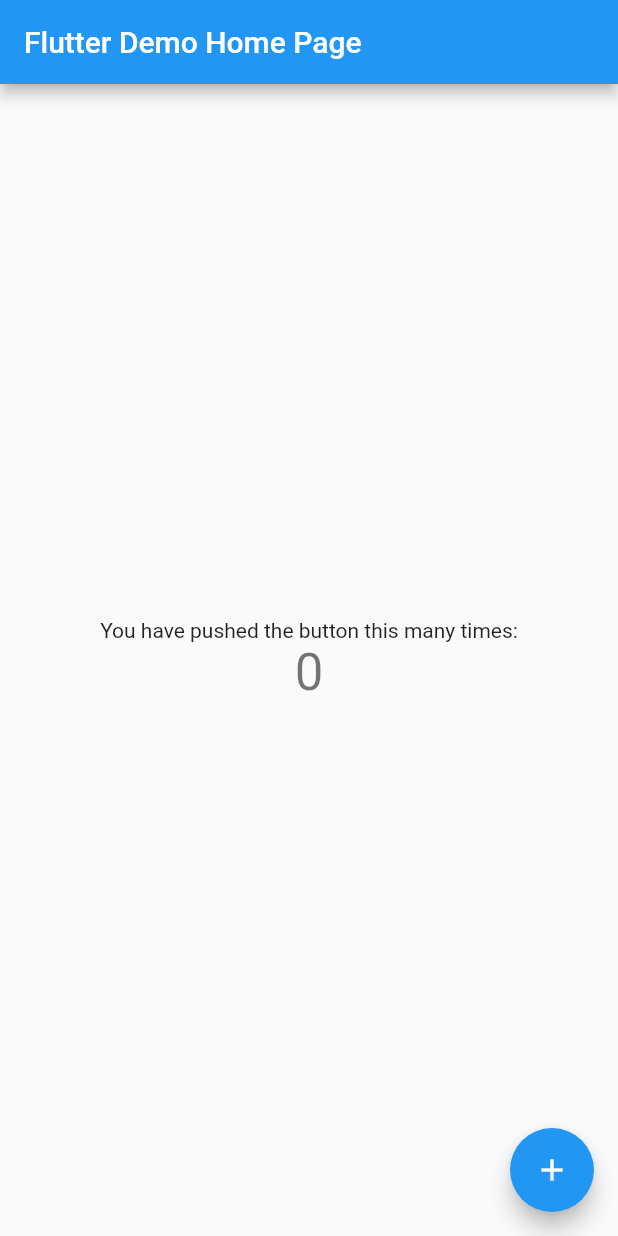
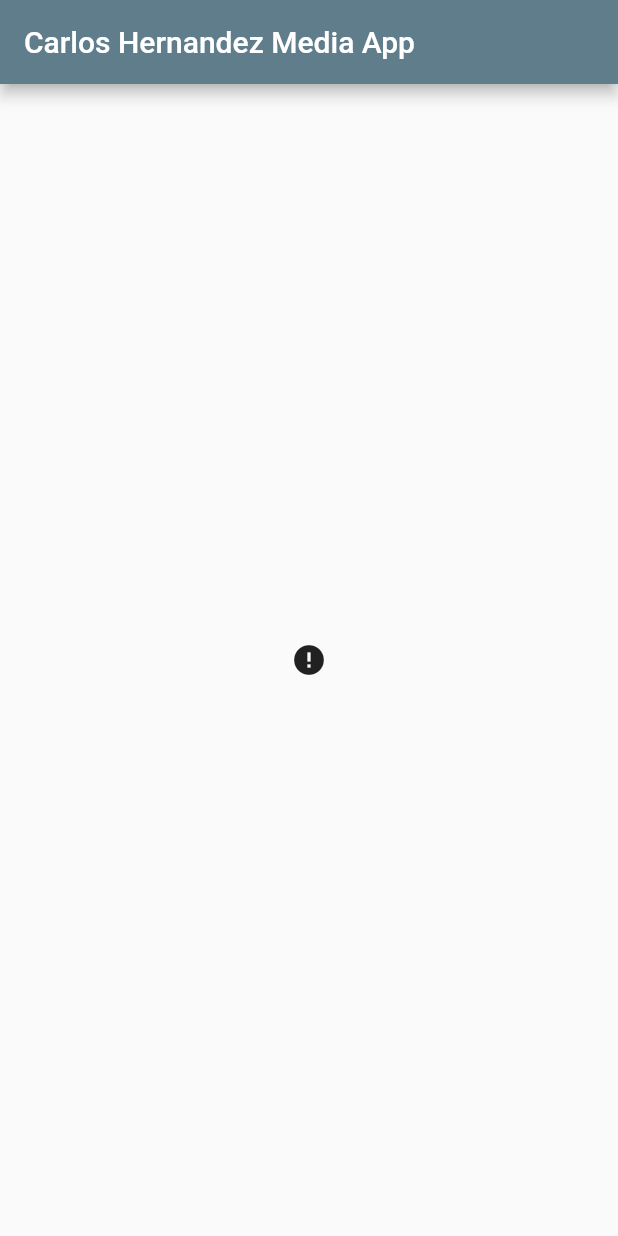
Before and after one commit to RazielHernandez/mapd722_lab07_images, a Flutter app: the screen it shows after launch, on a phone screen of 412 x 824 dp. Run offline on Flutter 3.47's test engine with Material 2 defaults, Android fonts, the phone set to English and light mode, and no system bars; drawn by our look-alikes of cached_network_image; network calls fail.

Commit message:
Load image from URL added

```diff
--- a/lib/main.dart
+++ b/lib/main.dart
@@ -1,115 +1,22 @@
 import 'package:flutter/material.dart';
+import 'package:mapd722_lab07_images/pages/home.dart';
 
 void main() {
-  runApp(const MyApp());
+  runApp(MyApp());
 }
 
 class MyApp extends StatelessWidget {
-  const MyApp({super.key});
 
   // This widget is the root of your application.
   @override
   Widget build(BuildContext context) {
     return MaterialApp(
-      title: 'Flutter Demo',
+      debugShowCheckedModeBanner: false,
+      title: 'Starter Template',
       theme: ThemeData(
-        // This is the theme of your application.
-        //
-        // Try running your application with "flutter run". You'll see the
-        // application has a blue toolbar. Then, without quitting the app, try
-        // changing the primarySwatch below to Colors.green and then invoke
-        // "hot reload" (press "r" in the console where you ran "flutter run",
-        // or simply save your changes to "hot reload" in a Flutter IDE).
-        // Notice that the counter didn't reset back to zero; the application
-        // is not restarted.
-        primarySwatch: Colors.blue,
+        primarySwatch: Colors.blueGrey,
       ),
-      home: const MyHomePage(title: 'Flutter Demo Home Page'),
+      home: Home()
     );
   }
 }
-
-class MyHomePage extends StatefulWidget {
-  const MyHomePage({super.key, required this.title});
-
-  // This widget is the home page of your application. It is stateful, meaning
-  // that it has a State object (defined below) that contains fields that affect
-  // how it looks.
-
-  // This class is the configuration for the state. It holds the values (in this
-  // case the title) provided by the parent (in this case the App widget) and
-  // used by the build method of the State. Fields in a Widget subclass are
-  // always marked "final".
-
-  final String title;
-
-  @override
-  State<MyHomePage> createState() => _MyHomePageState();
-}
-
-class _MyHomePageState extends State<MyHomePage> {
-  int _counter = 0;
-
-  void _incrementCounter() {
-    setState(() {
-      // This call to setState tells the Flutter framework that something has
-      // changed in this State, which causes it to rerun the build method below
-      // so that the display can reflect the updated values. If we changed
-      // _counter without calling setState(), then the build method would not be
-      // called again, and so nothing would appear to happen.
-      _counter++;
-    });
-  }
-
-  @override
-  Widget build(BuildContext context) {
-    // This method is rerun every time setState is called, for instance as done
-    // by the _incrementCounter method above.
-    //
-    // The Flutter framework has been optimized to make rerunning build methods
-    // fast, so that you can just rebuild anything that needs updating rather
-    // than having to individually change instances of widgets.
-    return Scaffold(
-      appBar: AppBar(
-        // Here we take the value from the MyHomePage object that was created by
-        // the App.build method, and use it to set our appbar title.
-        title: Text(widget.title),
-      ),
-      body: Center(
-        // Center is a layout widget. It takes a single child and positions it
-        // in the middle of the parent.
-        child: Column(
-          // Column is also a layout widget. It takes a list of children and
-          // arranges them vertically. By default, it sizes itself to fit its
-          // children horizontally, and tries to be as tall as its parent.
-          //
-          // Invoke "debug painting" (press "p" in the console, choose the
-          // "Toggle Debug Paint" action from the Flutter Inspector in Android
-          // Studio, or the "Toggle Debug Paint" command in Visual Studio Code)
-          // to see the wireframe for each widget.
-          //
-          // Column has various properties to control how it sizes itself and
-          // how it positions its children. Here we use mainAxisAlignment to
-          // center the children vertically; the main axis here is the vertical
-          // axis because Columns are vertical (the cross axis would be
-          // horizontal).
-          mainAxisAlignment: MainAxisAlignment.center,
-          children: <Widget>[
-            const Text(
-              'You have pushed the button this many times:',
-            ),
-            Text(
-              '$_counter',
-              style: Theme.of(context).textTheme.headline4,
-            ),
-          ],
-        ),
-      ),
-      floatingActionButton: FloatingActionButton(
-        onPressed: _incrementCounter,
-        tooltip: 'Increment',
-        child: const Icon(Icons.add),
-      ), // This trailing comma makes auto-formatting nicer for build methods.
-    );
-  }
-}
--- a/lib/pages/home.dart
+++ b/lib/pages/home.dart
@@ -0,0 +1,32 @@
+import 'package:flutter/material.dart';
+import 'dart:async';
+import 'dart:io';
+
+import 'package:mapd722_lab07_images/pages/imageFromURL.dart';
+
+
+class Home extends StatefulWidget {
+  const Home({
+    super.key,
+  });
+
+
+  @override
+  _HomeState createState() => _HomeState();
+}
+
+class _HomeState extends State<Home> with SingleTickerProviderStateMixin {
+
+  @override
+  Widget build(BuildContext context) {
+
+    return Scaffold(
+      appBar: AppBar(
+        title: const Text('Carlos Hernandez Media App'),
+      ),
+      body: SafeArea(
+          child: ImageURL(),
+      ),
+    );
+  }
+}
--- a/lib/pages/imageFromURL.dart
+++ b/lib/pages/imageFromURL.dart
@@ -0,0 +1,17 @@
+import 'package:flutter/material.dart';
+import 'package:cached_network_image/cached_network_image.dart';
+
+class ImageURL extends StatelessWidget {
+  @override
+  Widget build(BuildContext context) {
+    return Scaffold(
+      body: Center(
+        child: CachedNetworkImage(
+          imageUrl: "https://picsum.photos/250?image=9",
+          placeholder: (context, url) => CircularProgressIndicator(),
+          errorWidget: (context, url, error) => Icon(Icons.error),
+        ),
+      ),
+    );
+  }
+}
--- a/pubspec.yaml
+++ b/pubspec.yaml
@@ -31,6 +31,7 @@
 dependencies:
   flutter:
     sdk: flutter
+  cached_network_image: ^3.2.3
 
 
   # The following adds the Cupertino Icons font to your application.
```
Also changed, not shown: pubspec.lock, 7 other files.
